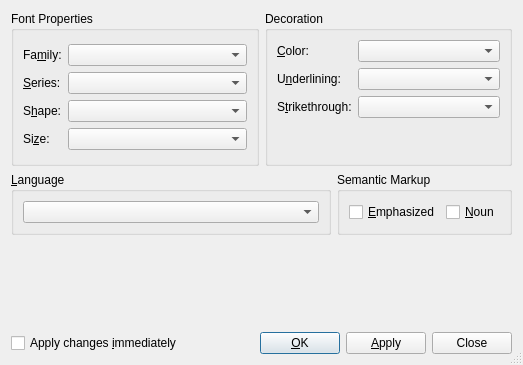
Before: the Qt Designer form src/frontends/qt4/ui/CharacterUi.ui in cburschka/lyx, drawn with Qt 5.
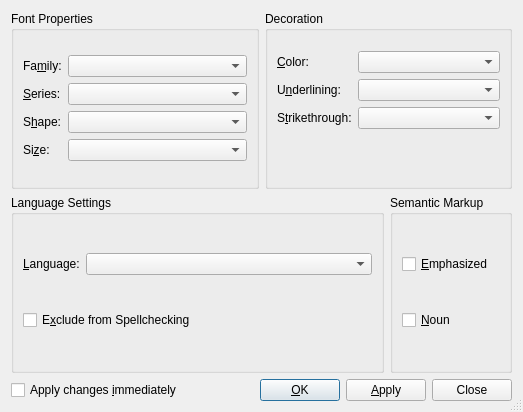
After: the same form once the commit is applied.

Commit message:
Add \nospellcheck font property
This revives a ten year old idea (and patch) by Dov.

You can now mark in the character dialog text and exclude it from spell
checking.

Fixes: #1042

File format change

Remaining issue: The instant spell checking marks are not immediately
removed, but only after some editing.

```diff
--- a/src/frontends/qt4/ui/CharacterUi.ui
+++ b/src/frontends/qt4/ui/CharacterUi.ui
@@ -7,7 +7,7 @@
     <x>0</x>
     <y>0</y>
     <width>523</width>
-    <height>365</height>
+    <height>412</height>
    </rect>
   </property>
   <property name="windowTitle">
@@ -16,8 +16,86 @@
   <property name="sizeGripEnabled">
    <bool>true</bool>
   </property>
-  <layout class="QGridLayout" name="gridLayout_6">
-   <item row="0" column="0">
+  <layout class="QGridLayout" name="gridLayout_7">
+   <item row="2" column="0" colspan="2">
+    <layout class="QHBoxLayout">
+     <property name="spacing">
+      <number>6</number>
+     </property>
+     <property name="leftMargin">
+      <number>0</number>
+     </property>
+     <property name="topMargin">
+      <number>0</number>
+     </property>
+     <property name="rightMargin">
+      <number>0</number>
+     </property>
+     <property name="bottomMargin">
+      <number>0</number>
+     </property>
+     <item>
+      <widget class="QCheckBox" name="autoapplyCB">
+       <property name="toolTip">
+        <string>Apply each change automatically</string>
+       </property>
+       <property name="text">
+        <string>Apply changes &amp;immediately</string>
+       </property>
+      </widget>
+     </item>
+     <item>
+      <spacer>
+       <property name="orientation">
+        <enum>Qt::Horizontal</enum>
+       </property>
+       <property name="sizeType">
+        <enum>QSizePolicy::Expanding</enum>
+       </property>
+       <property name="sizeHint" stdset="0">
+        <size>
+         <width>20</width>
+         <height>20</height>
+        </size>
+       </property>
+      </spacer>
+     </item>
+     <item>
+      <widget class="QPushButton" name="okPB">
+       <property name="text">
+        <string>&amp;OK</string>
+       </property>
+       <property name="default">
+        <bool>true</bool>
+       </property>
+      </widget>
+     </item>
+     <item>
+      <widget class="QPushButton" name="applyPB">
+       <property name="text">
+        <string>&amp;Apply</string>
+       </property>
+       <property name="autoDefault">
+        <bool>false</bool>
+       </property>
+      </widget>
+     </item>
+     <item>
+      <widget class="QPushButton" name="closePB">
+       <property name="text">
+        <string>Close</string>
+       </property>
+       <property name="autoDefault">
+        <bool>false</bool>
+       </property>
+       <property name="default">
+        <bool>false</bool>
+       </property>
+      </widget>
+     </item>
+    </layout>
+   </item>
+   <item row="0" column="0" colspan="2">
     <layout class="QHBoxLayout" name="horizontalLayout_2">
      <item>
       <widget class="QGroupBox" name="groupBox">
@@ -243,14 +321,24 @@
     </layout>
    </item>
    <item row="1" column="0">
-    <layout class="QHBoxLayout" name="horizontalLayout">
-     <item>
       <widget class="QGroupBox" name="groupBox_4">
        <property name="title">
-        <string>&amp;Language</string>
-       </property>
-       <layout class="QGridLayout" name="gridLayout_7">
+      <string>Language Settings</string>
+     </property>
+     <layout class="QGridLayout" name="gridLayout_6">
         <item row="0" column="0">
+       <layout class="QHBoxLayout" name="horizontalLayout">
+        <item>
+         <widget class="QLabel" name="LanguageLA">
+          <property name="text">
+           <string>&amp;Language:</string>
+          </property>
+          <property name="buddy">
+           <cstring>langCO</cstring>
+          </property>
+         </widget>
+        </item>
+        <item>
          <widget class="QComboBox" name="langCO">
           <property name="sizePolicy">
            <sizepolicy hsizetype="MinimumExpanding" vsizetype="Fixed">
@@ -264,9 +352,21 @@
          </widget>
         </item>
        </layout>
-      </widget>
-     </item>
-     <item>
+      </item>
+      <item row="1" column="0">
+       <widget class="QCheckBox" name="nospellcheckCB">
+        <property name="toolTip">
+         <string>If this is selected, the marked text will not be spellchecked</string>
+        </property>
+        <property name="text">
+         <string>E&amp;xclude from Spellchecking</string>
+        </property>
+       </widget>
+      </item>
+     </layout>
+    </widget>
+   </item>
+   <item row="1" column="1">
       <widget class="QGroupBox" name="groupBox_3">
        <property name="title">
         <string>Semantic Markup</string>
@@ -282,7 +382,7 @@
           </property>
          </widget>
         </item>
-        <item row="0" column="1">
+      <item row="1" column="0">
          <widget class="QCheckBox" name="nounCB">
           <property name="toolTip">
            <string>Semantic markup of nouns (small caps by default, but can be adapted)</string>
@@ -294,102 +394,6 @@
         </item>
        </layout>
       </widget>
-     </item>
-    </layout>
-   </item>
-   <item row="2" column="0">
-    <spacer>
-     <property name="orientation">
-      <enum>Qt::Vertical</enum>
-     </property>
-     <property name="sizeType">
-      <enum>QSizePolicy::Expanding</enum>
-     </property>
-     <property name="sizeHint" stdset="0">
-      <size>
-       <width>20</width>
-       <height>20</height>
-      </size>
-     </property>
-    </spacer>
-   </item>
-   <item row="3" column="0">
-    <layout class="QHBoxLayout">
-     <property name="spacing">
-      <number>6</number>
-     </property>
-     <property name="leftMargin">
-      <number>0</number>
-     </property>
-     <property name="topMargin">
-      <number>0</number>
-     </property>
-     <property name="rightMargin">
-      <number>0</number>
-     </property>
-     <property name="bottomMargin">
-      <number>0</number>
-     </property>
-     <item>
-      <widget class="QCheckBox" name="autoapplyCB">
-       <property name="toolTip">
-        <string>Apply each change automatically</string>
-       </property>
-       <property name="text">
-        <string>Apply changes &amp;immediately</string>
-       </property>
-      </widget>
-     </item>
-     <item>
-      <spacer>
-       <property name="orientation">
-        <enum>Qt::Horizontal</enum>
-       </property>
-       <property name="sizeType">
-        <enum>QSizePolicy::Expanding</enum>
-       </property>
-       <property name="sizeHint" stdset="0">
-        <size>
-         <width>20</width>
-         <height>20</height>
-        </size>
-       </property>
-      </spacer>
-     </item>
-     <item>
-      <widget class="QPushButton" name="okPB">
-       <property name="text">
-        <string>&amp;OK</string>
-       </property>
-       <property name="default">
-        <bool>true</bool>
-       </property>
-      </widget>
-     </item>
-     <item>
-      <widget class="QPushButton" name="applyPB">
-       <property name="text">
-        <string>&amp;Apply</string>
-       </property>
-       <property name="autoDefault">
-        <bool>false</bool>
-       </property>
-      </widget>
-     </item>
-     <item>
-      <widget class="QPushButton" name="closePB">
-       <property name="text">
-        <string>Close</string>
-       </property>
-       <property name="autoDefault">
-        <bool>false</bool>
-       </property>
-       <property name="default">
-        <bool>false</bool>
-       </property>
-      </widget>
-     </item>
-    </layout>
    </item>
   </layout>
  </widget>
```
Lines whose indentation alone changed are shown as unchanged. The commit also changes 13 other files.
